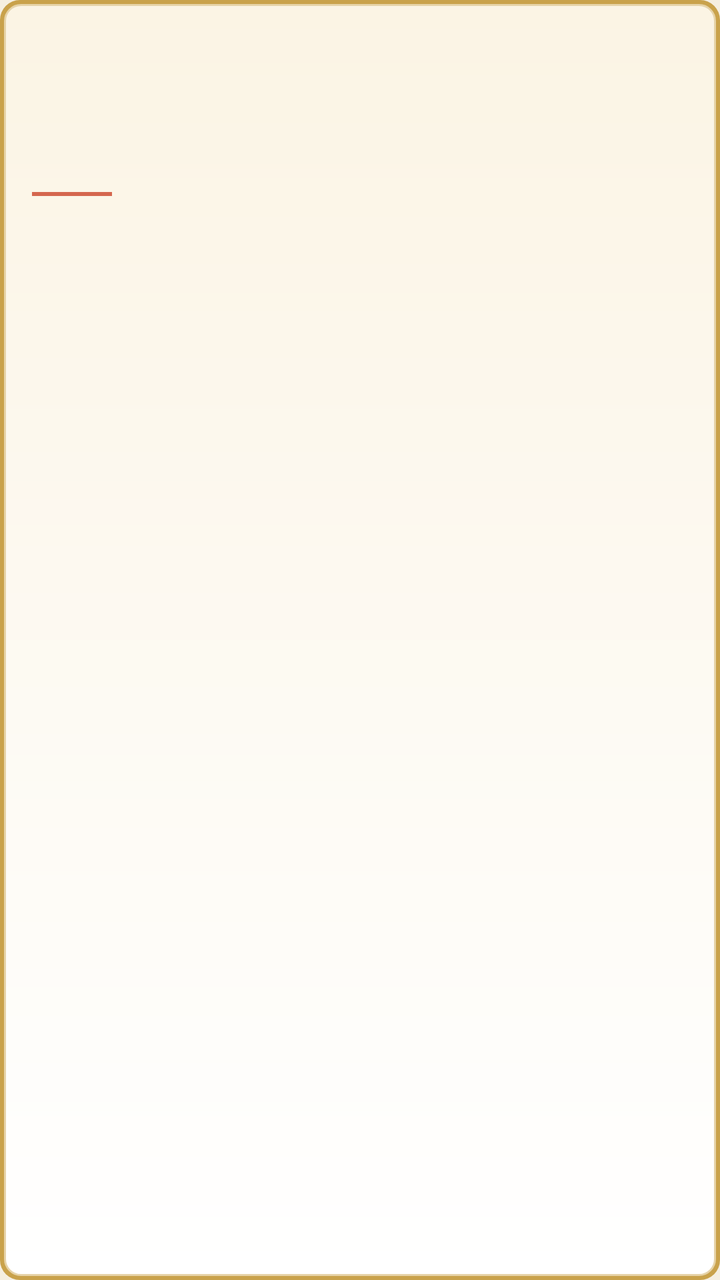
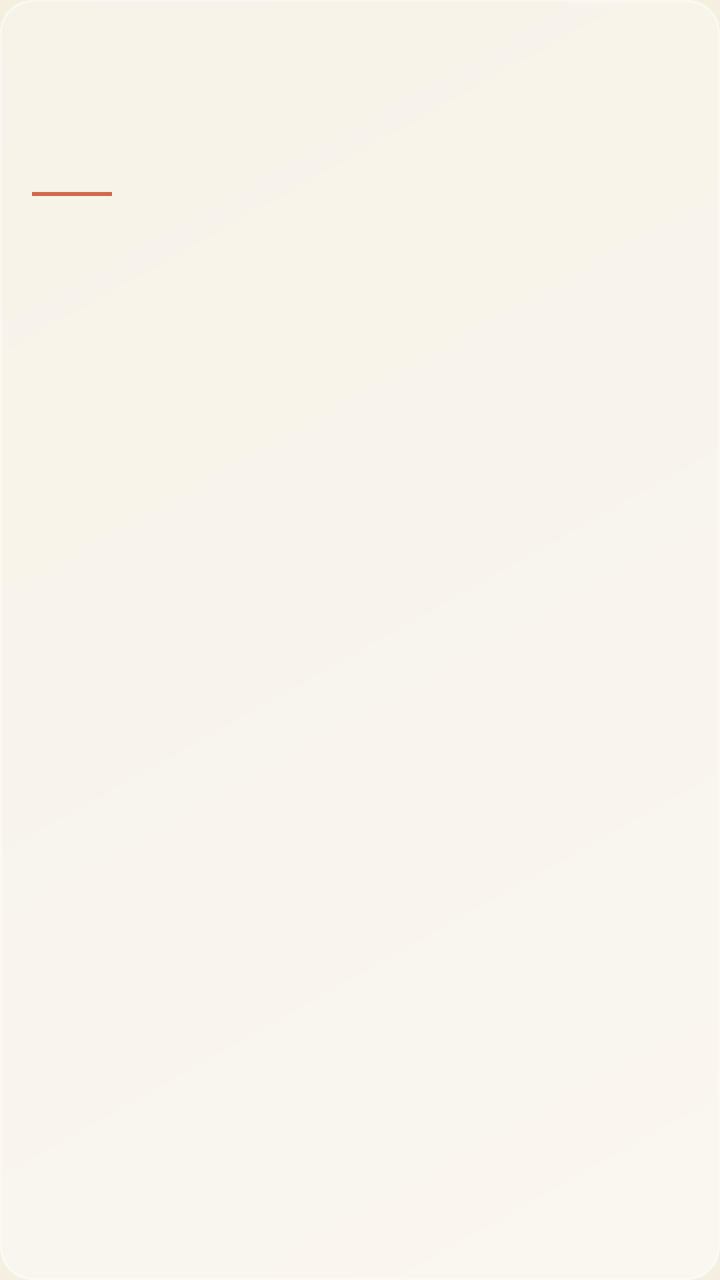

Before-and-after screenshots of an Android layout around one commit, followed by the original layout XML and the change that was made.
<!-- AndroidManifest.xml: application theme Theme.Poetry -->
<!-- res/layout/item_dynasty.xml -->
<?xml version="1.0" encoding="utf-8"?>
<LinearLayout xmlns:android="http://schemas.android.com/apk/res/android"
    android:layout_width="match_parent"
    android:layout_height="wrap_content"
    android:orientation="vertical"
    android:background="@drawable/bg_card"
    android:padding="16dp"
    android:layout_marginHorizontal="8dp"
    android:layout_marginVertical="6dp">

    <LinearLayout
        android:layout_width="match_parent"
        android:layout_height="wrap_content"
        android:orientation="horizontal"
        android:gravity="center_vertical">

        <TextView
            android:id="@+id/dynName"
            android:layout_width="0dp"
            android:layout_height="wrap_content"
            android:layout_weight="1"
            android:textSize="19sp"
            android:textStyle="bold"
            android:textColor="@color/cinnabar" />

        <TextView
            android:id="@+id/dynPeriod"
            android:layout_width="wrap_content"
            android:layout_height="wrap_content"
            android:textSize="13sp"
            android:textColor="@color/qingdai" />
    </LinearLayout>

    <TextView
        android:id="@+id/dynFounder"
        android:layout_width="match_parent"
        android:layout_height="wrap_content"
        android:layout_marginTop="6dp"
        android:textSize="13sp"
        android:textColor="@color/ink_soft" />

    <TextView
        android:id="@+id/dynCapital"
        android:layout_width="match_parent"
        android:layout_height="wrap_content"
        android:layout_marginTop="3dp"
        android:textSize="13sp"
        android:textColor="@color/ink_soft" />

    <View
        android:layout_width="40dp"
        android:layout_height="2dp"
        android:background="@color/cinnabar_light"
        android:layout_marginTop="10dp"
        android:layout_marginBottom="8dp" />

    <TextView
        android:id="@+id/dynDesc"
        android:layout_width="match_parent"
        android:layout_height="wrap_content"
        android:textSize="14sp"
        android:textColor="@color/ink"
        android:lineSpacingMultiplier="1.6" />
</LinearLayout>
<!-- resources referenced by this layout -->
<resources>
  <color name="cinnabar">#B23A2E</color>
  <color name="cinnabar_light">#D4674F</color>
  <color name="ink">#2E3A40</color>
  <color name="ink_soft">#5A6670</color>
  <color name="qingdai">#3B5B66</color>
  <!-- drawable bg_card (drawable) -->
  <?xml version="1.0" encoding="utf-8"?>
  <layer-list xmlns:android="http://schemas.android.com/apk/res/android">
      
      <item>
          <shape>
              <solid android:color="#C9A24B" />
              <corners android:radius="10dp" />
          </shape>
      </item>
      
      <item android:left="2dp" android:top="2dp" android:right="2dp" android:bottom="2dp">
          <shape>
              <gradient
                  android:startColor="#FFFFFF"
                  android:endColor="#FBF4E4"
                  android:angle="90"
                  android:type="linear" />
              <corners android:radius="8dp" />
              <stroke android:width="1dp" android:color="#E6D3A8" />
          </shape>
      </item>
  </layer-list>
  <style name="Theme.Poetry" parent="Theme.Material3.Light.NoActionBar">
          <item name="colorPrimary">@color/cinnabar</item>
          <item name="colorOnPrimary">@color/white</item>
          <item name="colorPrimaryContainer">@color/cinnabar_light</item>
          <item name="colorSecondary">@color/qingdai</item>
          <item name="colorOnSecondary">@color/white</item>
          <item name="colorSurface">@color/paper</item>
          <item name="android:colorBackground">@color/paper</item>
          <item name="android:statusBarColor">@color/qingdai</item>
          <item name="android:navigationBarColor">@color/qingdai</item>
      </style>
  <color name="white">#FFFFFF</color>
  <color name="paper">#F5EFE1</color>
</resources>

<!-- the commit's change to res/layout/item_dynasty.xml (unified diff, before → after) -->
@@ -3,7 +3,8 @@
     android:layout_width="match_parent"
     android:layout_height="wrap_content"
     android:orientation="vertical"
-    android:background="@drawable/bg_card"
+    android:background="@drawable/bg_glass_card"
+    android:elevation="3dp"
     android:padding="16dp"
     android:layout_marginHorizontal="8dp"
     android:layout_marginVertical="6dp">
<!-- resource entries referenced after the edit -->
@@ -5,29 +5,20 @@
   <color name="ink">#2E3A40</color>
   <color name="ink_soft">#5A6670</color>
   <color name="qingdai">#3B5B66</color>
-  <!-- drawable bg_card (drawable) -->
+  <!-- drawable bg_glass_card (drawable) -->
   <?xml version="1.0" encoding="utf-8"?>
-  <layer-list xmlns:android="http://schemas.android.com/apk/res/android">
-      
-      <item>
-          <shape>
-              <solid android:color="#C9A24B" />
-              <corners android:radius="10dp" />
-          </shape>
-      </item>
-      
-      <item android:left="2dp" android:top="2dp" android:right="2dp" android:bottom="2dp">
-          <shape>
-              <gradient
-                  android:startColor="#FFFFFF"
-                  android:endColor="#FBF4E4"
-                  android:angle="90"
-                  android:type="linear" />
-              <corners android:radius="8dp" />
-              <stroke android:width="1dp" android:color="#E6D3A8" />
-          </shape>
-      </item>
-  </layer-list>
+  <shape xmlns:android="http://schemas.android.com/apk/res/android">
+      <gradient
+          android:startColor="#80FFFFFF"
+          android:centerColor="#59FFFFFF"
+          android:endColor="#40FFFFFF"
+          android:angle="135"
+          android:type="linear" />
+      <corners android:radius="16dp" />
+      <stroke
+          android:width="1dp"
+          android:color="#99FFFFFF" />
+  </shape>
   <style name="Theme.Poetry" parent="Theme.Material3.Light.NoActionBar">
           <item name="colorPrimary">@color/cinnabar</item>
           <item name="colorOnPrimary">@color/white</item>
